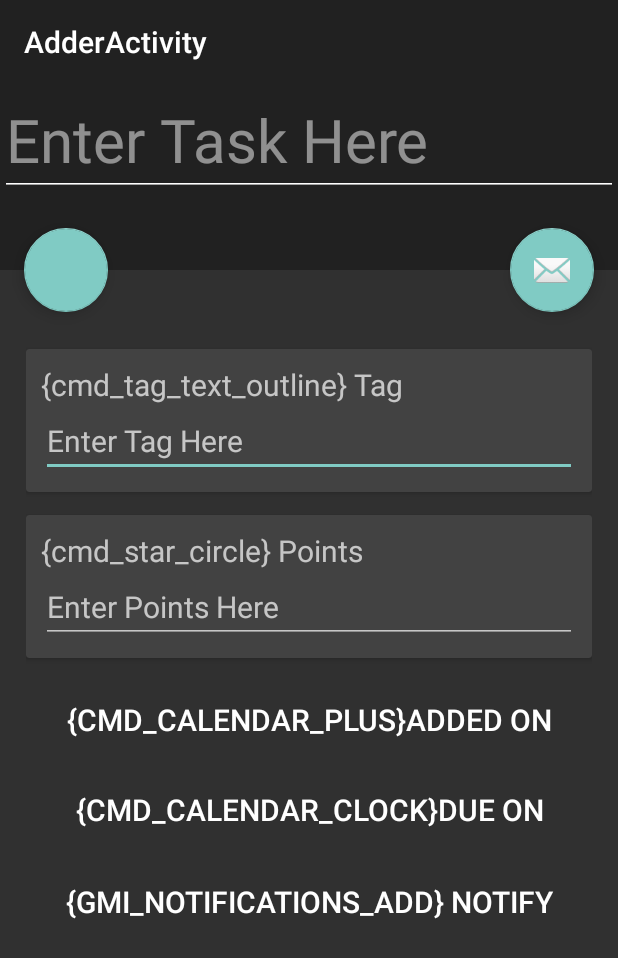
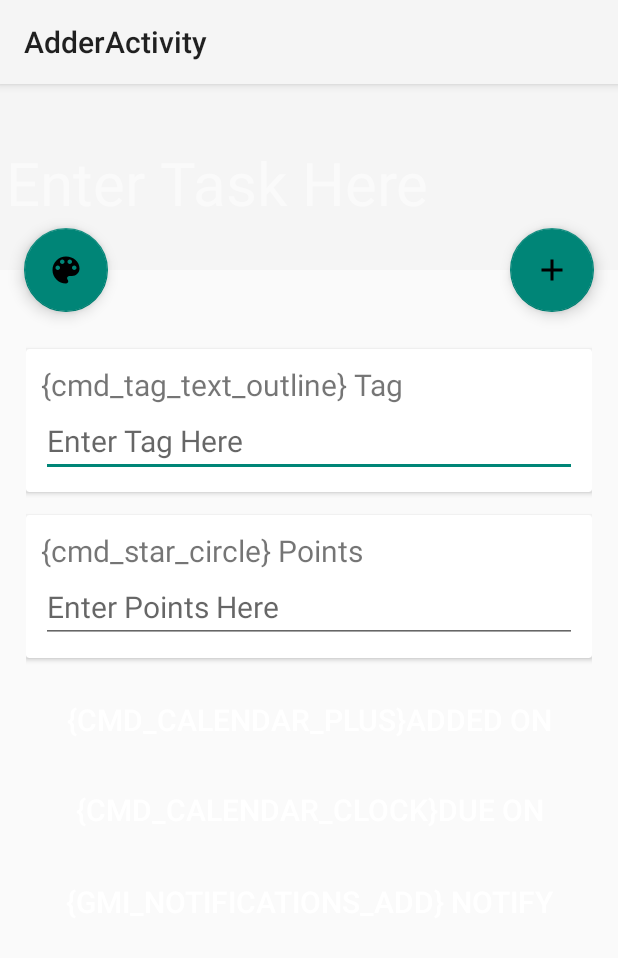
Before and after one commit to Aayushf/TaskMaster2, an Android app: the AdderActivity screen opened directly, with no data from a screen before it, on a phone screen of 412 x 824 dp. Shown: the top 958 px of the screen. Run offline under Robolectric (Android 15) with nearby library versions, the phone set to English and light mode, and no system bars; libraries missing offline, so code that uses them is left out: io.realm; plain views replace IconicsButton, IconicsTextView; 6 statements that could not run were skipped.

Commit message:
Changed Theme, and Some Misc. Changes

```diff
--- a/app/src/main/AndroidManifest.xml
+++ b/app/src/main/AndroidManifest.xml
@@ -22,11 +22,11 @@
         <activity
             android:name=".AdderActivity"
             android:label="@string/title_activity_adder"
-            android:theme="@style/AppTheme.NoActionBar" />
+            android:theme="@style/MaterialDrawerTheme" />
         <activity
             android:name=".Main2Activity"
             android:label="@string/title_activity_main2"
-            android:theme="@style/AppTheme.NoActionBar"></activity>
+            android:theme="@style/MaterialDrawerTheme"></activity>
 
         <receiver android:name=".Notifier" />
     </application>
--- a/app/src/main/java/com/taskmaster/aayushf/taskmaster/RecyclerFragment.kt
+++ b/app/src/main/java/com/taskmaster/aayushf/taskmaster/RecyclerFragment.kt
@@ -115,6 +115,7 @@ class RecyclerFragment : Fragment(), AnkoLogger {
 
         })
         fadap.filter(tagtodisplay)
+
     }
 
 }
--- /dev/null
+++ b/app/src/main/res/drawable/ic_palette_black_24dp.xml
@@ -0,0 +1,9 @@
+<vector xmlns:android="http://schemas.android.com/apk/res/android"
+    android:width="24dp"
+    android:height="24dp"
+    android:viewportHeight="24.0"
+    android:viewportWidth="24.0">
+    <path
+        android:fillColor="#FF000000"
+        android:pathData="M12,3c-4.97,0 -9,4.03 -9,9s4.03,9 9,9c0.83,0 1.5,-0.67 1.5,-1.5 0,-0.39 -0.15,-0.74 -0.39,-1.01 -0.23,-0.26 -0.38,-0.61 -0.38,-0.99 0,-0.83 0.67,-1.5 1.5,-1.5L16,16c2.76,0 5,-2.24 5,-5 0,-4.42 -4.03,-8 -9,-8zM6.5,12c-0.83,0 -1.5,-0.67 -1.5,-1.5S5.67,9 6.5,9 8,9.67 8,10.5 7.33,12 6.5,12zM9.5,8C8.67,8 8,7.33 8,6.5S8.67,5 9.5,5s1.5,0.67 1.5,1.5S10.33,8 9.5,8zM14.5,8c-0.83,0 -1.5,-0.67 -1.5,-1.5S13.67,5 14.5,5s1.5,0.67 1.5,1.5S15.33,8 14.5,8zM17.5,12c-0.83,0 -1.5,-0.67 -1.5,-1.5S16.67,9 17.5,9s1.5,0.67 1.5,1.5 -0.67,1.5 -1.5,1.5z" />
+</vector>
--- a/app/src/main/res/layout/activity_adder.xml
+++ b/app/src/main/res/layout/activity_adder.xml
@@ -35,17 +35,25 @@
                     android:layout_gravity="top"
                     app:popupTheme="@style/AppTheme.PopupOverlay" />
 
-
+                <ScrollView
+                    android:layout_width="match_parent"
+                    android:layout_height="match_parent"
+                    android:layout_alignParentBottom="true"
+                    android:fillViewport="true">
                 <EditText
                     android:id="@+id/ettask"
                     android:layout_width="match_parent"
-                    android:layout_height="wrap_content"
+                    android:layout_height="fill_parent"
                     android:layout_below="@+id/toolbar"
                     android:layout_gravity="bottom"
-                    android:hint="Enter Task Here"
+                    android:hint="Enter Task Here \n"
+                    android:inputType="textMultiLine"
+                    android:maxLines="7"
+                    android:minLines="3"
                     android:textSize="40dp"
 
                     />
+                </ScrollView>
             </RelativeLayout>
 
         </android.support.design.widget.CollapsingToolbarLayout>
@@ -60,7 +68,7 @@
         android:layout_margin="@dimen/fab_margin"
         app:layout_anchor="@id/app_bar"
         app:layout_anchorGravity="bottom|end"
-        app:srcCompat="@android:drawable/ic_dialog_email" />
+        app:srcCompat="@drawable/ic_add_black_24dp" />
 
     <android.support.design.widget.FloatingActionButton
         android:id="@+id/fabcolour"
@@ -68,6 +76,7 @@
         android:layout_height="wrap_content"
         android:layout_margin="16dp"
         app:layout_anchor="@+id/app_bar"
-        app:layout_anchorGravity="bottom|start" />
+        app:layout_anchorGravity="bottom|start"
+        app:srcCompat="@drawable/ic_palette_black_24dp" />
 
 </android.support.design.widget.CoordinatorLayout>
--- a/app/src/main/res/layout/cardlistitem.xml
+++ b/app/src/main/res/layout/cardlistitem.xml
@@ -101,10 +101,12 @@
 
                 <com.mikepenz.iconics.view.IconicsButton
                     android:id="@+id/downbtn"
+                    style="@style/Base.Widget.AppCompat.Button.Borderless.Colored"
                     android:layout_width="match_parent"
                     android:layout_height="wrap_content"
                     android:layout_alignParentBottom="true"
-                    android:text="{cmd_chevron_double_down}" />
+                    android:text="{cmd_chevron_double_down}"
+                    android:textColor="#FF000000" />
 
             </RelativeLayout>
 
--- a/app/src/main/res/values/colors.xml
+++ b/app/src/main/res/values/colors.xml
@@ -1,6 +1,6 @@
 <?xml version="1.0" encoding="utf-8"?>
 <resources>
-    <color name="colorPrimary">@color/cardview_dark_background</color>
-    <color name="colorPrimaryDark">#FF000000</color>
-    <color name="colorAccent">#26c6da</color>
+    <color name="colorPrimary">#FF006064</color>
+    <color name="colorPrimaryDark">#FF004d40</color>
+    <color name="colorAccent">#FF90caf9</color>
 </resources>
--- a/app/src/main/res/values/styles.xml
+++ b/app/src/main/res/values/styles.xml
@@ -2,6 +2,9 @@
 
     <!-- Base application theme. -->
     <style name="AppTheme" parent="Theme.AppCompat.NoActionBar">
+        <item name="android:colorPrimary">#FF006064</item>
+        <item name="android:colorPrimaryDark">#FF004d40</item>
+        <item name="android:colorAccent">#FF90caf9</item>
         <!-- Customize your theme here. -->
     </style>
 
```
Also changed, not shown: app/src/main/java/com/taskmaster/aayushf/taskmaster/TaskViewItem.kt (+8 -5 lines).
